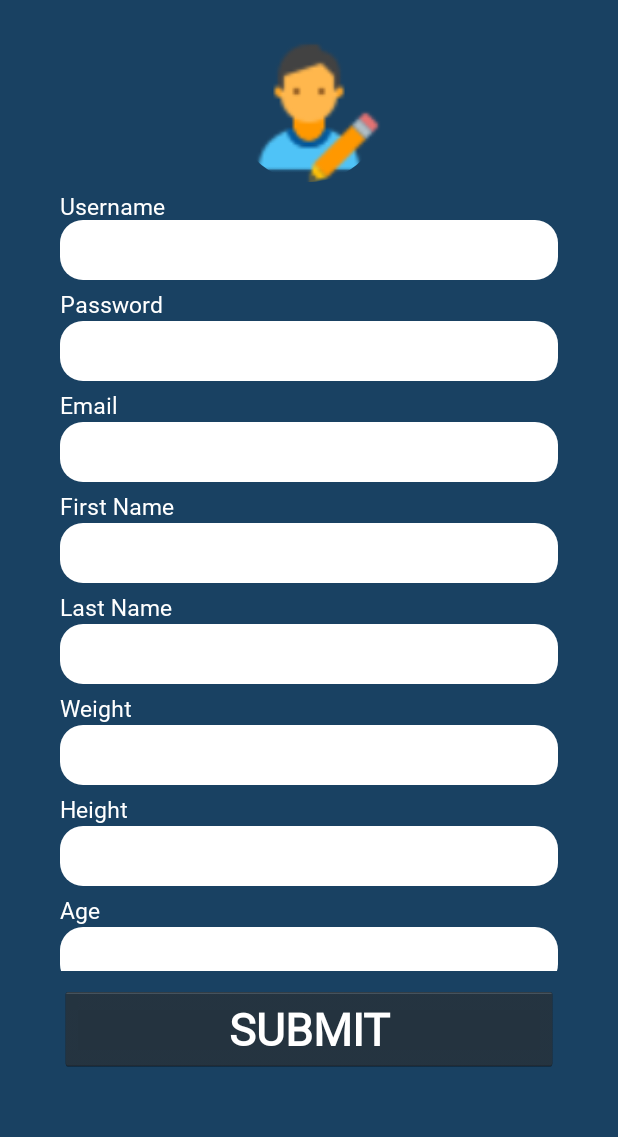
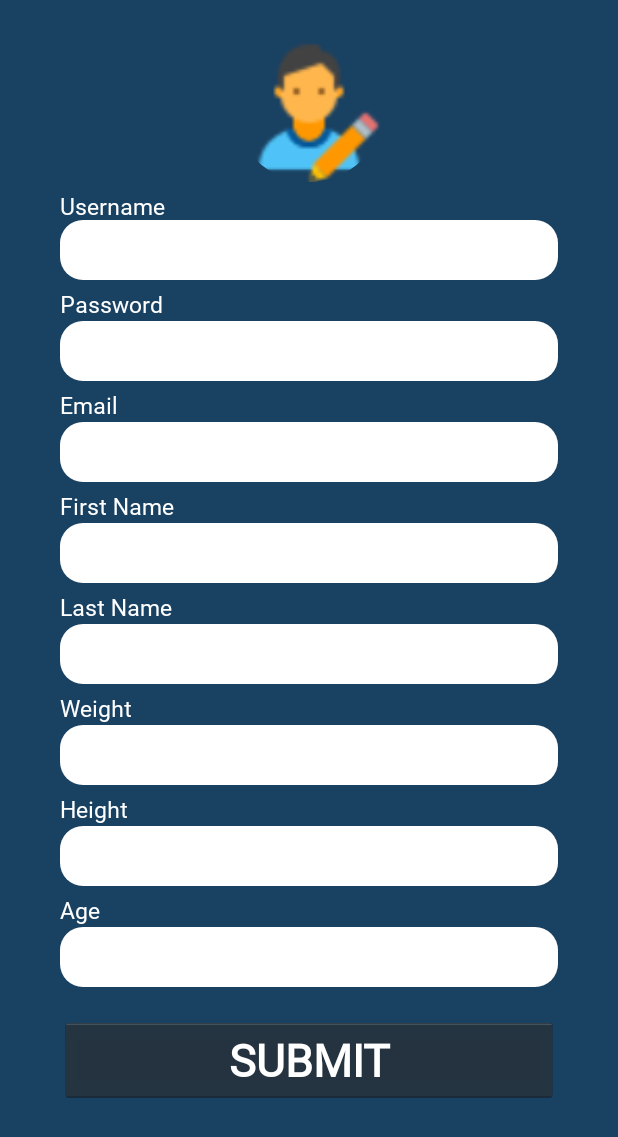
Before and after one commit to mylamHEHE/FYP, an Android app: the RegistrationActivity screen opened directly, with no data from a screen before it, on a phone screen of 412 x 824 dp. Shown: the top 1137 px of the screen. Run offline under Robolectric (Android 15) with nearby library versions, the light colour scheme and no system bars; our stand-ins replace CircleImageView.

Commit message:
layout amend

```diff
--- a/app/src/main/res/layout/activity_start_login.xml
+++ b/app/src/main/res/layout/activity_start_login.xml
@@ -48,7 +48,7 @@
                 android:layout_width="wrap_content"
                 android:layout_height="wrap_content"
                 android:text="@string/prompt_email"
-                android:textSize="15sp"
+                android:textSize="20sp"
                 android:textColor="#FFF"/>
         </LinearLayout>
                 <AutoCompleteTextView
@@ -68,7 +68,7 @@
                     android:layout_width="wrap_content"
                     android:layout_height="wrap_content"
                     android:text="@string/prompt_password"
-                    android:textSize="15sp"
+                    android:textSize="20sp"
                     android:textColor="#FFF"/>
             </LinearLayout>
                 <EditText
--- a/app/src/main/res/layout/registraionactivity.xml
+++ b/app/src/main/res/layout/registraionactivity.xml
@@ -187,7 +187,6 @@
                     android:maxLines="1"
                     android:singleLine="true"/>
             </android.support.design.widget.TextInputLayout>
-
         <TextView
             android:id="@+id/Tage"
             android:layout_width="wrap_content"
@@ -199,7 +198,7 @@
             android:textColor="#FFF"/>
         <android.support.design.widget.TextInputLayout
             android:layout_width="match_parent"
-                android:layout_height="40dp">
+            android:layout_height="wrap_content">
             <EditText
                 android:id="@+id/age"
                 android:layout_height="40dp"
@@ -210,14 +209,12 @@
                 android:maxLines="1"
                 android:singleLine="true"/>
         </android.support.design.widget.TextInputLayout>
-
             <Button
                 android:id="@+id/submit"
                 android:layout_width="match_parent"
                 android:layout_height="wrap_content"
-                android:layout_marginTop="10dp"
+                android:layout_marginTop="20dp"
                 android:textSize="30sp"
-                android:layout_marginBottom="10dp"
                 android:text="SUBMIT"
                 android:textStyle="bold"
                 android:textColor="#FFF"/>
```
Lines whose indentation alone changed are shown as unchanged.
